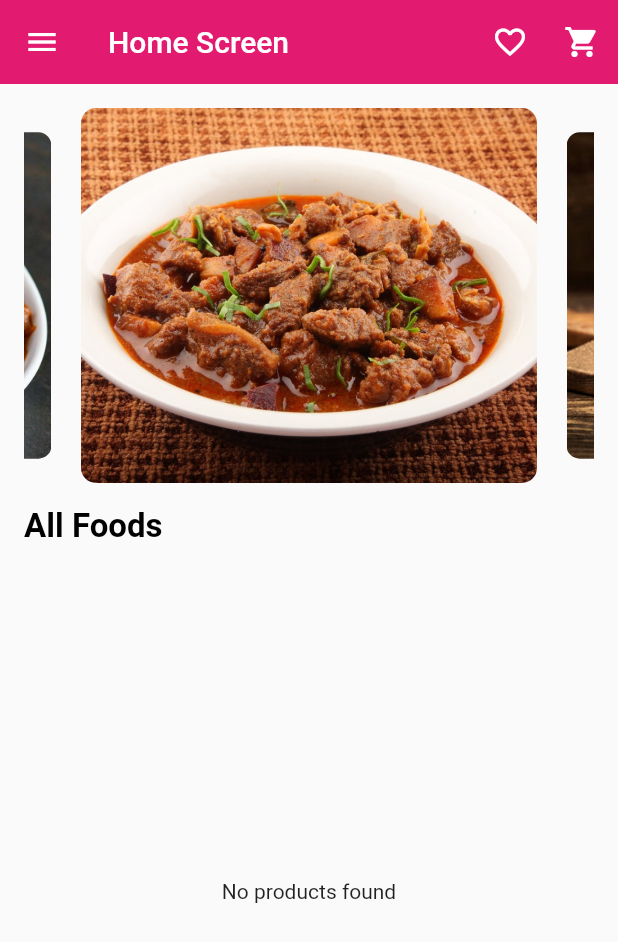
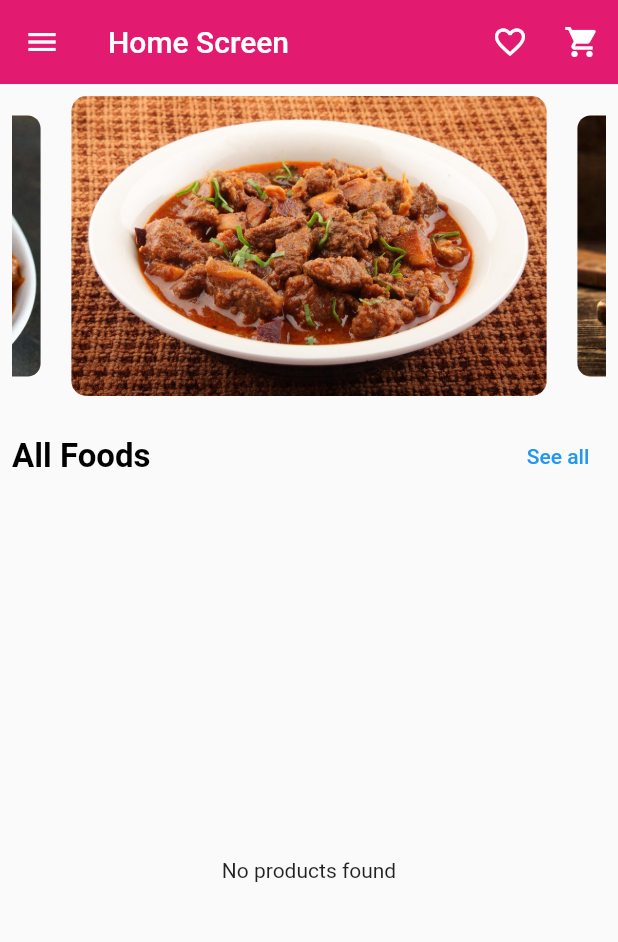
Before and after one commit to arifxpartbd/food-shop-app, a Flutter app: the HomeScreen screen opened directly, on a phone screen of 412 x 824 dp. Shown: the top 942 px of the screen. Run offline on Flutter 3.47's test engine with Material 2 defaults, Android fonts, the phone set to English and light mode, and no system bars; drawn by our look-alikes of carousel_slider; our stand-ins replace cloud_firestore, firebase_auth, firebase_core, firebase_storage, get, image_picker; accounts and stored records are empty.

```diff
--- a/lib/screens/home_screen.dart
+++ b/lib/screens/home_screen.dart
@@ -11,7 +11,9 @@ import 'package:food_delivery_app/screens/favorite_screen.dart';
 import 'package:food_delivery_app/screens/login_screen.dart';
 import 'package:food_delivery_app/screens/product_details_page.dart';
 import 'package:food_delivery_app/screens/profile_update_screen.dart';
+import 'package:food_delivery_app/screens/see_all_product.dart';
 import 'package:food_delivery_app/utils/my_text_style.dart';
+import 'package:food_delivery_app/widgets/app_text_field.dart';
 import 'package:get/get.dart';
 
 import '../utils/my_colors.dart';
@@ -24,7 +26,6 @@ class HomeScreen extends StatefulWidget {
 }
 
 class _HomeScreenState extends State<HomeScreen> {
-
   String userName = "";
   String userEmail = "";
   String imageUrl = '';
@@ -50,11 +51,9 @@ class _HomeScreenState extends State<HomeScreen> {
           .then((snapshot) {
         final profileData = snapshot.data();
         userName = profileData?['name'] ?? "User Name";
-        userEmail = profileData?['email']?? "user email";
-        imageUrl = profileData?['profileImage']?? "";
-        setState(() {
-
-        });
+        userEmail = profileData?['email'] ?? "user email";
+        imageUrl = profileData?['profileImage'] ?? "";
+        setState(() {});
         if (profileData == null ||
             profileData['name'] == null ||
             profileData['email'] == null) {
@@ -63,6 +62,7 @@ class _HomeScreenState extends State<HomeScreen> {
       });
     }
   }
+
   @override
   void initState() {
     // TODO: implement initState
@@ -70,24 +70,27 @@ class _HomeScreenState extends State<HomeScreen> {
     checkUserData();
     _productController.products;
   }
+
   @override
   Widget build(BuildContext context) {
     return Scaffold(
       appBar: AppBar(
         title: const Text("Home Screen"),
         actions: [
-          IconButton(onPressed: (){
+          IconButton(
+              onPressed: () {
                 Get.to(FavoriteScreen());
-
-          }, icon: const Icon(Icons.favorite_border)),
-          IconButton(onPressed: (){
-            Get.to( CartListScreen());
-          }, icon: const Icon(Icons.shopping_cart)),
+              },
+              icon: const Icon(Icons.favorite_border)),
+          IconButton(
+              onPressed: () {
+                Get.to(CartListScreen());
+              },
+              icon: const Icon(Icons.shopping_cart)),
         ],
       ),
-
       body: Padding(
-        padding: const EdgeInsets.all(16.0),
+        padding: const EdgeInsets.all(8.0),
         child: Column(
           crossAxisAlignment: CrossAxisAlignment.start,
           children: [
@@ -95,19 +98,19 @@ class _HomeScreenState extends State<HomeScreen> {
               items: sliderImages.map((image) {
                 return Container(
                   decoration: BoxDecoration(
-                    borderRadius: BorderRadius.circular(10), // Adjust the radius as needed
+                    borderRadius: BorderRadius.circular(
+                        10), // Adjust the radius as needed
                     image: DecorationImage(
                       image: AssetImage('images/$image'),
                       fit: BoxFit.cover,
                     ),
                   ),
                   width: double.infinity,
-                  height: 250,
+                  height: 200,
                 );
-
               }).toList(),
               options: CarouselOptions(
-                height: 250,
+                height: 200,
                 autoPlay: true,
                 aspectRatio: 16 / 9,
                 viewportFraction: 0.8,
@@ -115,9 +118,26 @@ class _HomeScreenState extends State<HomeScreen> {
                 enableInfiniteScroll: true,
               ),
             ),
-            const SizedBox(height: 16,),
-            Text("All Foods", style: MyStyle.myTitleTextStyle(Colors.black),),
-            const SizedBox(height: 16,),
+            const SizedBox(
+              height: 16,
+            ),
+            Row(
+              mainAxisAlignment: MainAxisAlignment.spaceBetween,
+              children: [
+                Text(
+                  "All Foods",
+                  style: MyStyle.myTitleTextStyle(Colors.black),
+                ),
+                TextButton(
+                    onPressed: () {
+                      Get.to(const SeeAllProductScreen());
+                    },
+                    child: const Text('See all'))
+              ],
+            ),
+            const SizedBox(
+              height: 16,
+            ),
             Expanded(
               child: StreamBuilder<List<Product>>(
                 stream: _productController.productsStream,
@@ -130,7 +150,8 @@ class _HomeScreenState extends State<HomeScreen> {
                     return const Center(child: Text("No products found"));
                   } else {
                     return GridView.builder(
-                      gridDelegate: const SliverGridDelegateWithFixedCrossAxisCount(
+                      gridDelegate:
+                          const SliverGridDelegateWithFixedCrossAxisCount(
                         crossAxisCount: 2,
                         childAspectRatio: 0.7,
                       ),
@@ -143,12 +164,15 @@ class _HomeScreenState extends State<HomeScreen> {
                             // Handle product tap event
                           },
                           child: Card(
+                            elevation: 2,
                             child: Column(
+                              crossAxisAlignment: CrossAxisAlignment.start,
                               children: [
                                 Expanded(
                                     child: Container(
                                   decoration: BoxDecoration(
-                                        borderRadius: BorderRadius.circular(10), // Adjust the radius as needed
+                                    borderRadius: BorderRadius.circular(
+                                        10), // Adjust the radius as needed
                                     image: DecorationImage(
                                       image: NetworkImage(product.imageUrls[0]),
                                       fit: BoxFit.cover,
@@ -156,18 +180,20 @@ class _HomeScreenState extends State<HomeScreen> {
                                   ),
                                   width: double.infinity,
                                   //height: 250,
-                                    )
-                                ),
+                                )),
                                 Padding(
                                   padding: const EdgeInsets.all(8.0),
                                   child: Column(
-                                    crossAxisAlignment: CrossAxisAlignment.start,
+                                    crossAxisAlignment:
+                                        CrossAxisAlignment.start,
                                     children: [
                                       Text(
                                         product.name,
-                                        style: const TextStyle(fontWeight: FontWeight.bold),
+                                        style: const TextStyle(
+                                            fontWeight: FontWeight.bold),
                                       ),
-                                      Text("\$${product.price.toStringAsFixed(2)}"),
+                                      Text(
+                                          "\$${product.price.toStringAsFixed(2)}"),
                                     ],
                                   ),
                                 ),
@@ -184,55 +210,6 @@ class _HomeScreenState extends State<HomeScreen> {
           ],
         ),
       ),
-      // body: Obx((){
-      //   if (_productController.loading.value) {
-      //     // Show loading indicator
-      //     return Center(child: CircularProgressIndicator());
-      //   } else if (_productController.products.isEmpty) {
-      //     // Show message when no products are found
-      //     return Center(child: Text("No products found"));
-      //   }
-      //       else{
-      //         return GridView.builder(
-      //             gridDelegate: const SliverGridDelegateWithFixedCrossAxisCount(
-      //               crossAxisCount: 2,
-      //               childAspectRatio: 0.7
-      //             ),
-      //             itemCount: _productController.products.length,
-      //             itemBuilder: (context, index){
-      //               Product product = _productController.products[index];
-      //               return GestureDetector(
-      //                 onTap: (){
-      //
-      //                 },
-      //                 child: Card(
-      //                   child: Column(
-      //                     children: [
-      //                       Expanded(child: Image.network(product.imageUrls[0],
-      //                       fit: BoxFit.cover,
-      //                       ),
-      //                       ),
-      //                       Padding(padding: const EdgeInsets.all(8.0),
-      //                       child: Column(
-      //                         crossAxisAlignment: CrossAxisAlignment.start,
-      //                         children: [
-      //                           Text(product.name,
-      //                           style: const TextStyle(fontWeight: FontWeight.bold),
-      //                           ),
-      //                           Text("\$${product.price.toStringAsFixed(2)}")
-      //                         ],
-      //                       ),
-      //                       )
-      //                     ],
-      //                   ),
-      //                 ),
-      //               );
-      //             }
-      //         );
-      //       }
-      //     }
-      // ),
-
       drawer: Drawer(
         //backgroundColor: MyColors.brandColor,
         child: ListView(
@@ -249,10 +226,12 @@ class _HomeScreenState extends State<HomeScreen> {
                   currentAccountPicture: CircleAvatar(
                     backgroundImage: NetworkImage(imageUrl),
                   ),
-                  accountName: Text(userName,style: const TextStyle(color: Colors.white),),
+                  accountName: Text(
+                    userName,
+                    style: const TextStyle(color: Colors.white),
+                  ),
                   accountEmail: Text(userEmail),
                 )),
-
             const ListTile(
               title: Text("Refund account"),
               subtitle: Text("Blance and payment methods"),
@@ -262,72 +241,87 @@ class _HomeScreenState extends State<HomeScreen> {
               thickness: 1,
               color: Colors.black12,
             ),
-
             const ListTile(
               title: Text('Become a pandapro'),
-              leading: Icon(Icons.star,color: MyColors.brandColor,),
-            ),const ListTile(
+              leading: Icon(
+                Icons.star,
+                color: MyColors.brandColor,
+              ),
+            ),
+            const ListTile(
               title: Text('Voucher & Offers'),
-              leading: Icon(Icons.gif,color: MyColors.brandColor,),
+              leading: Icon(
+                Icons.gif,
+                color: MyColors.brandColor,
               ),
-
+            ),
             const ListTile(
               title: Text('Favourites'),
-              leading: Icon(Icons.favorite_border,color: MyColors.brandColor,),
+              leading: Icon(
+                Icons.favorite_border,
+                color: MyColors.brandColor,
               ),
-
+            ),
             const ListTile(
               title: Text('Orders & reordering'),
-              leading: Icon(Icons.list_alt,color: MyColors.brandColor,),
+              leading: Icon(
+                Icons.list_alt,
+                color: MyColors.brandColor,
               ),
-
+            ),
             ListTile(
-              onTap: (){
+              onTap: () {
                 Get.to(const ProfileScreen());
               },
               title: const Text('Profile'),
-              leading: const Icon(Icons.person,color: MyColors.brandColor,),
+              leading: const Icon(
+                Icons.person,
+                color: MyColors.brandColor,
               ),
-
+            ),
             const ListTile(
               title: Text('Address'),
-              leading: Icon(Icons.location_on,color: MyColors.brandColor,),
+              leading: Icon(
+                Icons.location_on,
+                color: MyColors.brandColor,
               ),
-
+            ),
             const ListTile(
               title: Text('Help Center'),
-              leading: Icon(Icons.error,color: MyColors.brandColor,),
+              leading: Icon(
+                Icons.error,
+                color: MyColors.brandColor,
               ),
-
+            ),
             const ListTile(
               title: Text('Invite friends'),
-              leading: Icon(Icons.card_giftcard,color: MyColors.brandColor,),
+              leading: Icon(
+                Icons.card_giftcard,
+                color: MyColors.brandColor,
+              ),
             ),
             const Divider(
               thickness: 2,
               color: Colors.black12,
             ),
             ListTile(
-              onTap: (){
-
-              },
+              onTap: () {},
               title: const Text('Settings'),
-            ),ListTile(
-              onTap: (){
-
-              },
+            ),
+            ListTile(
+              onTap: () {},
               title: const Text('Terms & Conditions / privacy'),
             ),
-
             ListTile(
-              onTap: (){
-                _userAuthController.signOut().then((value){
+              onTap: () {
+                _userAuthController.signOut().then((value) {
                   Get.offAll(const LoginScreen());
                 });
               },
               title: const Text('Log out'),
-            ),ListTile(
-              onTap: (){
+            ),
+            ListTile(
+              onTap: () {
                 Get.to(const AddProductScreen());
               },
               title: const Text('Add Product'),
--- a/lib/screens/login_screen.dart
+++ b/lib/screens/login_screen.dart
@@ -118,12 +118,14 @@ class _LoginScreenState extends State<LoginScreen> {
                                       Get.snackbar(
                                         "Login Error",
                                         "Invalid email or password",
+                                        backgroundColor: Colors.white,
                                         duration: const Duration(seconds: 3),
                                       );
                                     }
                                   }).catchError((error) {
                                     // Display an error message
                                     Get.snackbar(
+                                      backgroundColor: Colors.white,
                                       "Login Error",
                                       error.toString(),
                                       duration: const Duration(seconds: 3),
--- a/lib/screens/product_details_page.dart
+++ b/lib/screens/product_details_page.dart
@@ -18,7 +18,7 @@ class ProductDetailsScreen extends StatefulWidget {
 
 class _ProductDetailsScreenState extends State<ProductDetailsScreen> {
   final CartController _cartController = Get.find<CartController>();
-  int cartItem = 0;
+  int cartItem = 1;
   int favItem = 0;
   bool isInCart = false;
   bool isInFav = false;
--- a/lib/widgets/app_text_field.dart
+++ b/lib/widgets/app_text_field.dart
@@ -19,6 +19,7 @@ class AppTextField extends StatelessWidget {
   final String? Function(String?) validator;
   final bool? textFieldEnable;
   final int? maxLine;
+
 
   @override
   Widget build(BuildContext context) {
```
Also changed, not shown: lib/getxControllerFile/cart_controller.dart (+33 -31 lines), lib/getxControllerFile/product_search_controller.dart (added, +35 -0 lines), lib/models/product_model.dart (+0 -186 lines), lib/screens/cart_list_screen.dart (+11 -22 lines), lib/screens/see_all_product.dart (added, +178 -0 lines), 2 other files. Lines whose indentation alone changed are shown as unchanged.
